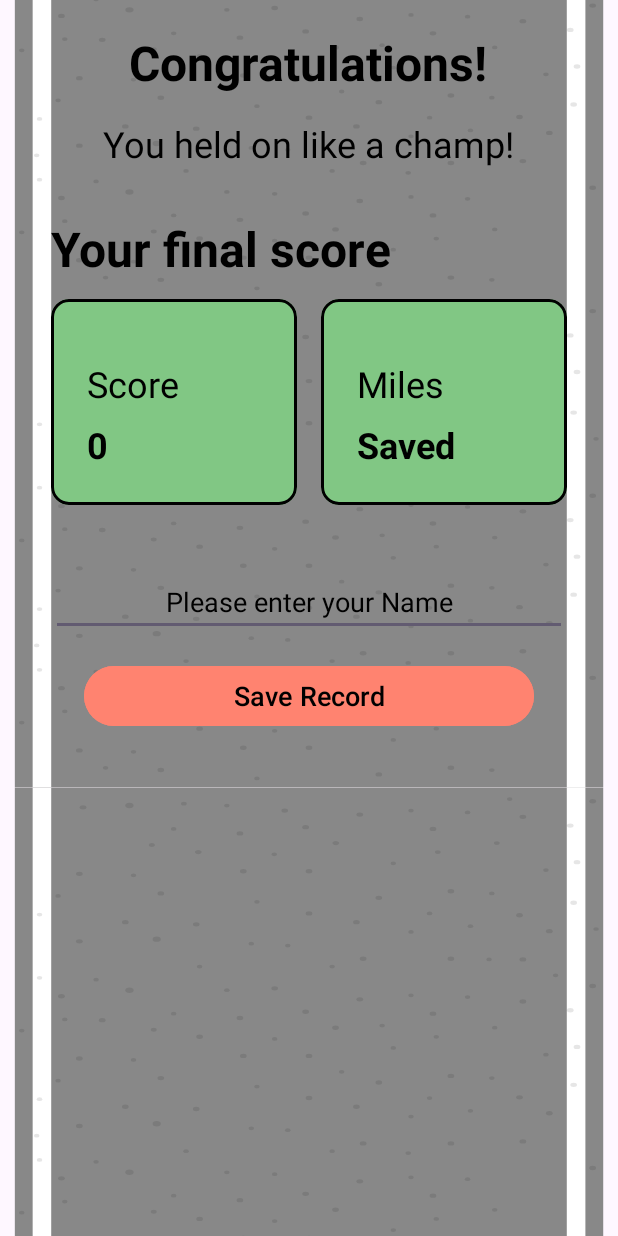
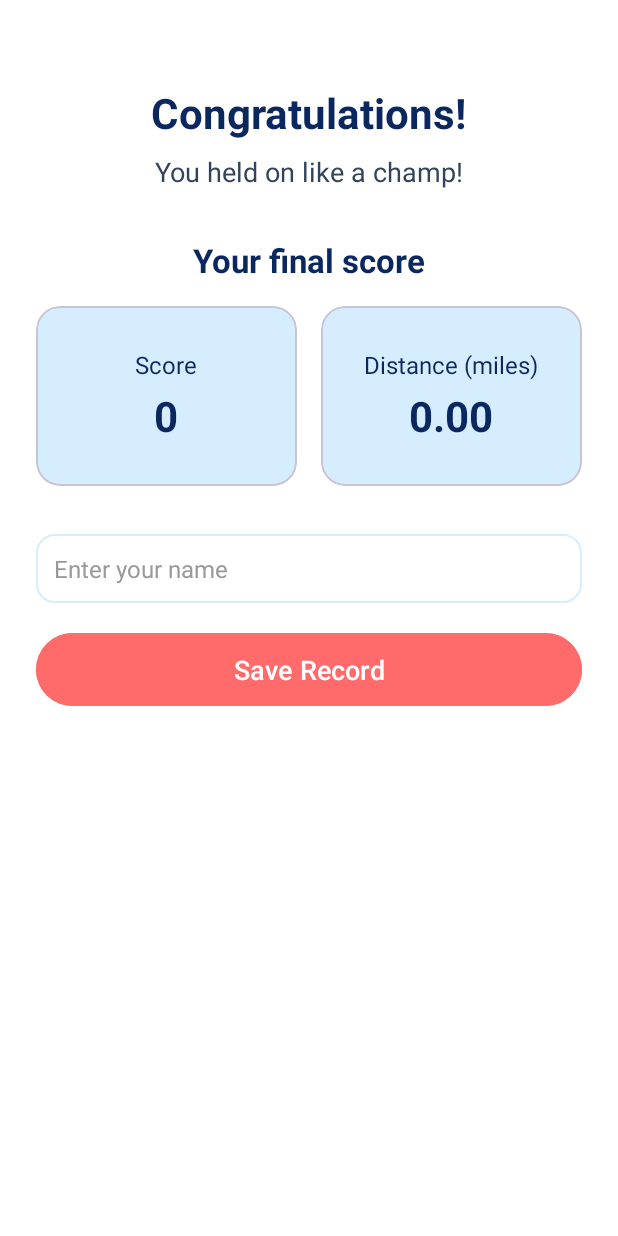
Before and after one commit to noadanon220/DodgeDrive, an Android app: the PlayerInfoActivity screen opened directly, with no data from a screen before it, on a phone screen of 412 x 824 dp. Run offline under Robolectric (Android 15) with nearby library versions, the phone set to English and light mode, and no system bars.

Commit message:
working user info screen

```diff
--- a/app/src/main/java/com/danono/dodgedrive/PlayerInfoActivity.kt
+++ b/app/src/main/java/com/danono/dodgedrive/PlayerInfoActivity.kt
@@ -2,12 +2,10 @@ package com.danono.dodgedrive
 
 import android.content.Context
 import android.content.Intent
-import android.graphics.Typeface
 import android.os.Bundle
 import android.widget.TextView
 import android.widget.Toast
 import androidx.appcompat.app.AppCompatActivity
-import com.danono.dodgedrive.databinding.ActivityPlayerInfoBinding
 import com.danono.dodgedrive.model.ScoreManager
 import com.danono.dodgedrive.model.ScoreRecord
 import com.google.android.material.button.MaterialButton
@@ -28,14 +26,17 @@ class PlayerInfoActivity : AppCompatActivity() {
         userinfo_BTN_saveRecord = findViewById(R.id.userinfo_BTN_saveRecord)
 
         val score = intent.getIntExtra("EXTRA_SCORE", 0)
+        val distance = intent.getIntExtra("EXTRA_DISTANCE", 0)
         val lat = intent.getDoubleExtra("EXTRA_LAT", 0.0)
         val lon = intent.getDoubleExtra("EXTRA_LON", 0.0)
 
         findViewById<TextView>(R.id.palyrinfo_TXT_score).text = "Score"
-        findViewById<TextView>(R.id.palyrinfo_TXT_miles).text = "Miles"
+        findViewById<TextView>(R.id.playerinfo_TXT_scorevalue).text = score.toString()
 
-        findViewById<TextView>(R.id.playerinfo_TXT_scorevalue).text = score.toString()
-        findViewById<TextView>(R.id.playerinfo_TXT_milesvalue).text = "Saved"
+        findViewById<TextView>(R.id.palyrinfo_TXT_miles).text = "Distance (miles)"
+        findViewById<TextView>(R.id.playerinfo_TXT_milesvalue).text = String.format("%.2f", distance * 0.05)
+
+        Toast.makeText(this, getString(R.string.enter_name_toast), Toast.LENGTH_SHORT).show()
 
         userinfo_BTN_saveRecord.setOnClickListener {
             val name = userinfo_ET_text.text.toString().trim()
@@ -48,7 +49,6 @@ class PlayerInfoActivity : AppCompatActivity() {
 
                 ScoreManager.addScore(record)
 
-                // Save to SharedPreferences
                 val sharedPref = getSharedPreferences("PlayerPrefs", Context.MODE_PRIVATE)
                 val editor = sharedPref.edit()
 
@@ -59,9 +59,9 @@ class PlayerInfoActivity : AppCompatActivity() {
                 editor.putString("player_date", date)
                 editor.putString("player_lat", lat.toString())
                 editor.putString("player_lon", lon.toString())
-                editor.apply()  // Save the changes
+                editor.putFloat("player_distance", distance.toFloat())
+                editor.apply()
 
-                // Go to scoreboard screen
                 val intent = Intent(this, ScoreboardActivity::class.java)
                 intent.putExtra(ScoreboardActivity.EXTRA_PLAYER_NAME, name)
                 intent.putExtra(ScoreboardActivity.EXTRA_SCORE, score)
--- a/app/src/main/java/com/danono/dodgedrive/adapters/ScoreAdapter.kt
+++ b/app/src/main/java/com/danono/dodgedrive/adapters/ScoreAdapter.kt
@@ -41,7 +41,7 @@ class ScoreAdapter(private var scores: List<ScoreRecord>) :
             playerName.text = score.playerName
             scoreDate.text = score.date.format(DateTimeFormatter.ofPattern("dd-MMM-yyyy"))
             scoreValue.text = score.score.toString()
-            milesValue.text = "Saved"
+            milesValue.text = String.format("%.2f", score.distance * 0.05)
         }
     }
 
--- /dev/null
+++ b/app/src/main/res/drawable/edittext_rounded.xml
@@ -0,0 +1,6 @@
+<shape xmlns:android="http://schemas.android.com/apk/res/android"
+    android:shape="rectangle">
+    <solid android:color="#FFFFFF"/>
+    <stroke android:width="1dp" android:color="#D6EDFF"/>
+    <corners android:radius="12dp"/>
+</shape>
--- a/app/src/main/res/layout/activity_player_info.xml
+++ b/app/src/main/res/layout/activity_player_info.xml
@@ -1,187 +1,158 @@
-<?xml version="1.0" encoding="utf-8"?>
 <RelativeLayout xmlns:android="http://schemas.android.com/apk/res/android"
+    xmlns:app="http://schemas.android.com/apk/res-auto"
     xmlns:tools="http://schemas.android.com/tools"
-    xmlns:app="http://schemas.android.com/apk/res-auto"
     android:id="@+id/activity_player_info"
     android:layout_width="match_parent"
     android:layout_height="match_parent"
-    android:background="@drawable/road_bg"
-    tools:context=".fragments.ScoreListFragment">
+    android:background="#FFFFFF"
+    android:padding="24dp"
+    tools:context=".PlayerInfoActivity">
 
-    <androidx.appcompat.widget.AppCompatTextView
-        android:id="@+id/playerinfo_TXT_congrats"
+    <!-- Header -->
+    <TextView
+        android:id="@+id/title"
         android:layout_width="wrap_content"
         android:layout_height="wrap_content"
+        android:text="Congratulations!"
+        android:textSize="28sp"
+        android:textStyle="bold"
+        android:textColor="#0A285F"
         android:layout_centerHorizontal="true"
-        android:paddingTop="20dp"
-        android:paddingBottom="12dp"
-        android:text="Congratulations!"
-        android:textColor="@color/black"
-        android:textSize="32sp"
-        android:textStyle="bold" />
+        android:layout_marginTop="32dp" />
 
-    <androidx.appcompat.widget.AppCompatTextView
-        android:id="@+id/playerinfo_TXT_subCongrats"
+    <TextView
+        android:id="@+id/subtitle"
         android:layout_width="wrap_content"
         android:layout_height="wrap_content"
-        android:layout_below="@id/playerinfo_TXT_congrats"
+        android:text="You held on like a champ!"
+        android:textSize="18sp"
+        android:textColor="#33435C"
+        android:layout_below="@id/title"
         android:layout_centerHorizontal="true"
-        android:paddingTop="4dp"
-        android:paddingBottom="12dp"
-        android:text="You held on like a champ!"
-        android:textColor="@color/black"
-        android:textSize="24sp" />
+        android:layout_marginTop="8dp" />
 
-    <androidx.appcompat.widget.AppCompatTextView
-        android:id="@+id/playerinfo_TXT_scoretitle"
+    <!-- Score Title -->
+    <TextView
+        android:id="@+id/final_score_label"
         android:layout_width="wrap_content"
         android:layout_height="wrap_content"
-        android:layout_below="@id/playerinfo_TXT_subCongrats"
-        android:paddingHorizontal="34dp"
-        android:paddingTop="20dp"
-        android:paddingBottom="12dp"
         android:text="Your final score"
-        android:textColor="@color/black"
-        android:textSize="32sp"
-        android:textStyle="bold" />
+        android:textSize="22sp"
+        android:textStyle="bold"
+        android:textColor="#0A285F"
+        android:layout_below="@id/subtitle"
+        android:layout_centerHorizontal="true"
+        android:layout_marginTop="32dp" />
 
-    <androidx.appcompat.widget.LinearLayoutCompat
+    <!-- Score Cards -->
+    <LinearLayout
         android:id="@+id/userinfo_BOX_record"
         android:layout_width="match_parent"
         android:layout_height="wrap_content"
-        android:layout_below="@id/playerinfo_TXT_scoretitle"
-        android:paddingHorizontal="34dp">
+        android:layout_below="@id/final_score_label"
+        android:layout_marginTop="16dp"
+        android:orientation="horizontal"
+        android:gravity="center"
+        android:weightSum="2">
 
+        <!-- Score Card -->
         <com.google.android.material.card.MaterialCardView
             android:layout_width="0dp"
             android:layout_height="wrap_content"
             android:layout_weight="1"
-            android:backgroundTint="@color/green"
-            app:strokeColor="@color/black"
-            app:strokeWidth="2dp">
+            android:layout_marginEnd="8dp"
+            app:cardCornerRadius="16dp"
+            app:cardBackgroundColor="#D6EDFF">
 
-            <androidx.appcompat.widget.LinearLayoutCompat
+            <LinearLayout
                 android:layout_width="match_parent"
-                android:layout_height="match_parent"
+                android:layout_height="120dp"
                 android:orientation="vertical"
-                android:paddingHorizontal="24dp"
-                android:paddingVertical="24dp">
+                android:gravity="center"
+                android:padding="16dp">
 
-                <androidx.appcompat.widget.AppCompatTextView
+                <TextView
                     android:id="@+id/palyrinfo_TXT_score"
                     android:layout_width="wrap_content"
                     android:layout_height="wrap_content"
-                    android:layout_centerHorizontal="true"
-                    android:paddingTop="16dp"
                     android:text="Score"
-                    android:textColor="@color/black"
-                    android:textSize="24sp" />
+                    android:textColor="#0A285F"
+                    android:textSize="16sp" />
 
-
-                <View
-                    android:layout_width="0dp"
-                    android:layout_height="8dp" />
-
-                <androidx.appcompat.widget.AppCompatTextView
+                <TextView
                     android:id="@+id/playerinfo_TXT_scorevalue"
                     android:layout_width="wrap_content"
                     android:layout_height="wrap_content"
-                    android:layout_below="@id/palyrinfo_TXT_score"
                     android:text="000"
-                    android:textColor="@color/black"
-                    android:textSize="24dp"
-                    android:textStyle="bold" />
-
-            </androidx.appcompat.widget.LinearLayoutCompat>
-
+                    android:textColor="#0A285F"
+                    android:textSize="28sp"
+                    android:textStyle="bold"
+                    android:layout_marginTop="4dp" />
+            </LinearLayout>
         </com.google.android.material.card.MaterialCardView>
 
-        <View
-            android:layout_width="16dp"
-            android:layout_height="0dp" />
-
+        <!-- Miles Card -->
         <com.google.android.material.card.MaterialCardView
             android:layout_width="0dp"
             android:layout_height="wrap_content"
             android:layout_weight="1"
-            android:backgroundTint="@color/green"
-            app:strokeColor="@color/black"
-            app:strokeWidth="2dp">
+            android:layout_marginStart="8dp"
+            app:cardCornerRadius="16dp"
+            app:cardBackgroundColor="#D6EDFF">
 
-            <androidx.appcompat.widget.LinearLayoutCompat
+            <LinearLayout
                 android:layout_width="match_parent"
-                android:layout_height="match_parent"
+                android:layout_height="120dp"
                 android:orientation="vertical"
-                android:paddingHorizontal="24dp"
-                android:paddingVertical="24dp">
+                android:gravity="center"
+                android:padding="16dp">
 
-                <androidx.appcompat.widget.AppCompatTextView
+                <TextView
                     android:id="@+id/palyrinfo_TXT_miles"
                     android:layout_width="wrap_content"
                     android:layout_height="wrap_content"
-                    android:layout_centerHorizontal="true"
-                    android:paddingTop="16dp"
                     android:text="Miles"
-                    android:textColor="@color/black"
+                    android:textColor="#0A285F"
+                    android:textSize="16sp" />
 
-                    android:textSize="24sp" />
-
-
-                <View
-                    android:layout_width="0dp"
-                    android:layout_height="8dp" />
-
-                <androidx.appcompat.widget.AppCompatTextView
+                <TextView
                     android:id="@+id/playerinfo_TXT_milesvalue"
                     android:layout_width="wrap_content"
                     android:layout_height="wrap_content"
-                    android:layout_below="@id/palyrinfo_TXT_score"
                     android:text="000"
-                    android:textColor="@color/black"
-                    android:textSize="24dp"
+                    android:textColor="#0A285F"
+                    android:textSize="28sp"
+                    android:textStyle="bold"
+                    android:layout_marginTop="4dp" />
+            </LinearLayout>
+        </com.google.android.material.card.MaterialCardView>
+    </LinearLayout>
 
-                    android:textStyle="bold" />
-
-            </androidx.appcompat.widget.LinearLayoutCompat>
-        </com.google.android.material.card.MaterialCardView>
-
-    </androidx.appcompat.widget.LinearLayoutCompat>
-
-
-    <View
-        android:id="@+id/userinfo_VIEW_divider"
-        android:layout_width="match_parent"
-        android:layout_height="32dp"
-        android:layout_below="@id/userinfo_BOX_record" />
-
-
+    <!-- Input -->
     <com.google.android.material.textfield.TextInputEditText
         android:id="@+id/userinfo_ET_text"
         android:layout_width="match_parent"
         android:layout_height="wrap_content"
-        android:layout_below="@+id/userinfo_VIEW_divider"
-        android:layout_centerInParent="true"
-        android:layout_marginHorizontal="34dp"
-        android:gravity="center"
-        android:hint="Please enter your Name"
-        android:inputType="text"
-        android:paddingTop="20dp"
-        android:textColor="@color/black"
-        android:textColorHint="@color/black"
-        android:textSize="18sp" />
+        android:layout_below="@id/userinfo_BOX_record"
+        android:layout_marginTop="32dp"
+        android:hint="Enter your name"
+        android:background="@drawable/edittext_rounded"
+        android:textColor="#0A285F"
+        android:textColorHint="#999999"
+        android:padding="12dp"
+        android:textSize="16sp"
+        android:inputType="textPersonName" />
 
+    <!-- Button -->
     <com.google.android.material.button.MaterialButton
         android:id="@+id/userinfo_BTN_saveRecord"
-        android:layout_width="300dp"
+        android:layout_width="match_parent"
         android:layout_height="wrap_content"
         android:layout_below="@id/userinfo_ET_text"
-        android:layout_centerHorizontal="true"
-        android:layout_margin="16dp"
         android:layout_marginTop="16dp"
-        android:backgroundTint="@color/red_"
+        android:backgroundTint="#FF6B6B"
         android:text="Save Record"
-        android:textColor="@color/black"
-        android:textSize="18sp" />
-
-
+        android:textColor="#FFFFFF"
+        android:textSize="18sp"
+        android:padding="12dp" />
 </RelativeLayout>
--- a/app/src/main/res/values/strings.xml
+++ b/app/src/main/res/values/strings.xml
@@ -1,6 +1,5 @@
 <resources>
     <string name="app_name">Car Race</string>
-    <!-- TODO: Remove or change this placeholder text -->
     <string name="hello_blank_fragment">Hello blank fragment</string>
     <string name="menu_BTN_slow">Slow Button Mode</string>
     <string name="menu_BTN_fast">Fast Button Mode</string>
@@ -8,4 +7,9 @@
     <string name="scoreboard_button">SCORE BOARD 🏆</string>
     <string name="settings_button">SETTINGS  ⚙️</string>
     <string name="scores_board_title">Scores Board</string>
+    <string name="score_label">Score</string>
+    <string name="miles_label">Miles</string>
+    <string name="saved_label">Saved</string>
+    <string name="enter_name_toast">Please enter your name</string>
+
 </resources>
```
Also changed, not shown: app/src/main/java/com/danono/dodgedrive/MainActivity.kt (+8 -0 lines), app/src/main/java/com/danono/dodgedrive/logic/GameManager.kt (+9 -0 lines), app/src/main/java/com/danono/dodgedrive/model/ScoreRecord.kt (+7 -3 lines), app/src/main/java/com/danono/dodgedrive/utilities/SignalManager.kt (+8 -28 lines), app/src/main/res/values/colors.xml (+11 -32 lines).
